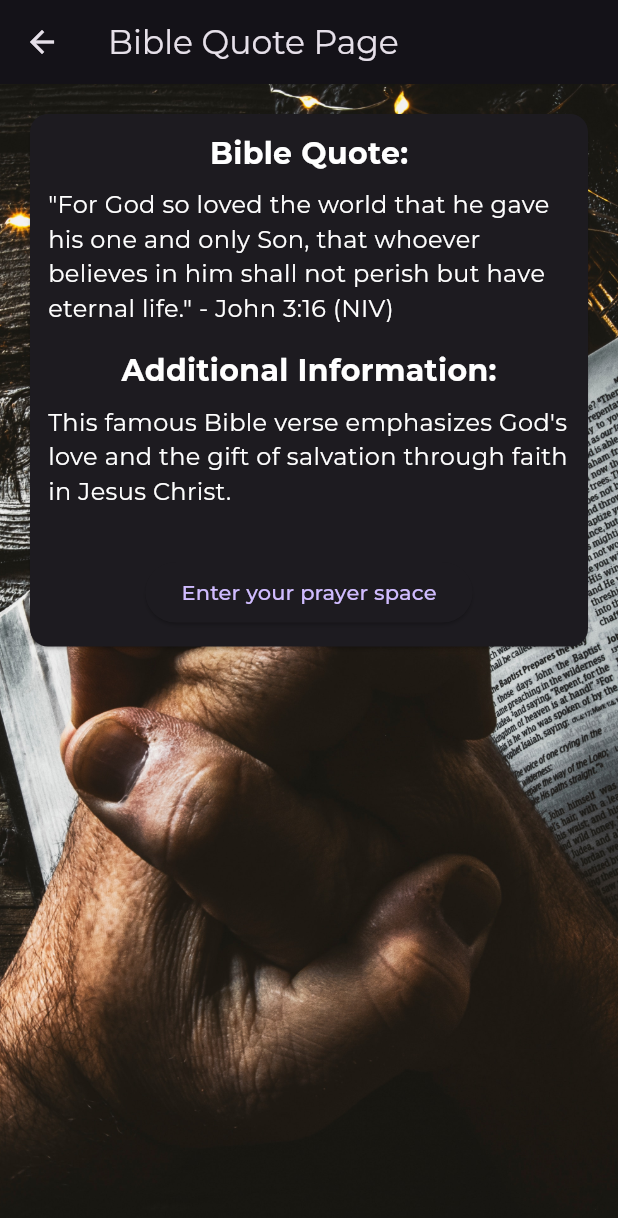
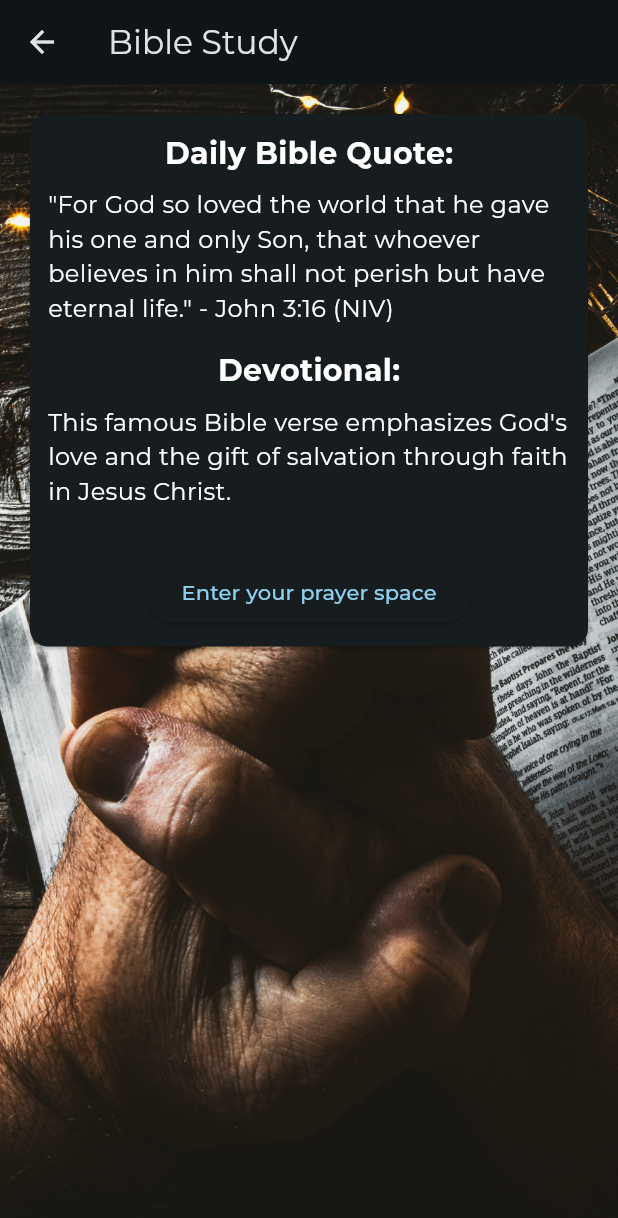
Before and after one commit to Hayley-Smith/castapp, a Flutter app: the screen it shows after launch, after a tap on "Bible Study", on a phone screen of 412 x 824 dp. Shown: the top 1218 px of the screen. Run offline on Flutter 3.47's test engine with Material 3 defaults, Android fonts, the phone set to English and light mode, and no system bars; our stand-ins replace firebase_core, google_fonts; accounts and stored records are empty.

Commit message:
fixed some ui issues

```diff
--- a/lib/bible_quote_page.dart
+++ b/lib/bible_quote_page.dart
@@ -9,7 +9,7 @@ class BibleQuotePage extends StatelessWidget {
   Widget build(BuildContext context) {
     return Scaffold(
       appBar: AppBar(
-        title: const Text('Bible Quote Page'),
+        title: const Text('Bible Study'),
       ),
       body: Container(
         decoration: const BoxDecoration(
@@ -32,7 +32,7 @@ class BibleQuotePage extends StatelessWidget {
                     child: Column(
                       children: [
                         const Text(
-                          'Bible Quote:',
+                          'Daily Bible Quote:',
                           style: TextStyle(
                             fontSize: 20,
                             fontWeight: FontWeight.bold,
@@ -51,7 +51,7 @@ class BibleQuotePage extends StatelessWidget {
                         ),
                         const SizedBox(height: 16),
                         const Text(
-                          'Additional Information:',
+                          'Devotional:',
                           style: TextStyle(
                             fontSize: 20,
                             fontWeight: FontWeight.bold,
--- a/lib/homepage.dart
+++ b/lib/homepage.dart
@@ -77,7 +77,6 @@ class _HomepageState extends State<Homepage> {
             ),
           ),
           floatingActionButton: FloatingActionButton(
-            backgroundColor: Colors.grey,
             child: const Icon(
               Icons.add,
             ),
--- a/lib/landing_page.dart
+++ b/lib/landing_page.dart
@@ -9,16 +9,7 @@ class LandingPage extends StatelessWidget {
       appBar: AppBar(
         title: const Text('Man of God'),
       ),
-      body: Container(
-        decoration: const BoxDecoration(
-          gradient: LinearGradient(
-            colors: [
-              Colors.grey,
-              Colors.white,
-            ],
-          ),
-        ),
-        child: Padding(
+      body: Padding(
         padding: const EdgeInsets.all(26.0),
         child: SingleChildScrollView(
           child: Column(
@@ -27,13 +18,18 @@ class LandingPage extends StatelessWidget {
             children: [
               const Text(
                 'Deepen Your Faith: Log and Reflect on Your Prayer Life',
-                  style: TextStyle(fontSize: 24, fontWeight: FontWeight.bold),
+                style: TextStyle(fontSize: 24, fontWeight: FontWeight.bold,
+
+                    color: Colors.white),
                 textAlign: TextAlign.center,
               ),
               const SizedBox(height: 20),
               const Text(
                 '"Cast all your anxiety on him because he cares for you." 1 Peter 5:7 (NIV) ',
-                  style: TextStyle(fontSize: 16),
+                style: TextStyle(
+                  fontSize: 16,
+                  color: Colors.white
+                ),
                 textAlign: TextAlign.center,
               ),
               const SizedBox(height: 20),
@@ -53,6 +49,7 @@ class LandingPage extends StatelessWidget {
                     ),
                     Text(
                       'Bible Study',
+                      style: TextStyle(color: Colors.white),
                     ),
                     SizedBox(
                       height: 40,
@@ -91,79 +88,80 @@ class LandingPage extends StatelessWidget {
               ),
               const Text(
                 'Man of God is more than just a prayer app; it\'s your sanctuary for spiritual growth, positivity, and reflection. Tailored for believers seeking a more meaningful prayer experience, our app offers a unique approach to prayerful living.',
-                  style: TextStyle(fontSize: 16),
+                style: TextStyle(fontSize: 16,
+                    color: Colors.white
+              ),
               ),
               const SizedBox(height: 40),
               const Text(
                 'How It Works',
-                  style: TextStyle(fontSize: 20, fontWeight: FontWeight.bold),
+                style: TextStyle(fontSize: 20, fontWeight: FontWeight.bold,  color: Colors.white ),
               ),
               const Text(
                 '1. Choose Your Prayer Type:',
-                  style: TextStyle(fontSize: 16),
+                style: TextStyle(fontSize: 16,  color: Colors.white ),
               ),
               const Text(
                 '- Worship/ Praise: Share moments of gratitude and positivity.',
-                  style: TextStyle(fontSize: 16),
+                style: TextStyle(fontSize: 16,  color: Colors.white ),
               ),
               const Text(
                 '- Worry: Express your anxieties and concerns.',
-                  style: TextStyle(fontSize: 16),
+                style: TextStyle(fontSize: 16,  color: Colors.white ),
               ),
               const Text(
                 '- Petition: Request divine intervention for your needs.',
-                  style: TextStyle(fontSize: 16),
+                style: TextStyle(fontSize: 16,  color: Colors.white ),
               ),
               const SizedBox(height: 20),
               const Text(
                 '2. Daily Positivity:',
-                  style: TextStyle(fontSize: 16),
+                style: TextStyle(fontSize: 16,  color: Colors.white ),
               ),
               const Text(
                 '- Worship/ Praise prayers are visible at all times, providing a constant source of inspiration and positivity.',
-                  style: TextStyle(fontSize: 16),
+                style: TextStyle(fontSize: 16,  color: Colors.white ),
               ),
               const SizedBox(height: 20),
               const Text(
                 '3. Sabbath Reflection:',
-                  style: TextStyle(fontSize: 16),
+                style: TextStyle(fontSize: 16,  color: Colors.white ),
               ),
               const Text(
                 '- Worry and Petition prayers become visible only on the Sabbath, creating a designated time for reflection and seeing how your concerns have evolved.',
-                  style: TextStyle(fontSize: 16),
+                style: TextStyle(fontSize: 16,  color: Colors.white ),
               ),
               const SizedBox(height: 20),
               const Text(
                 '4. Track Your Spiritual Journey:',
-                  style: TextStyle(fontSize: 16),
+                style: TextStyle(fontSize: 16,  color: Colors.white ),
               ),
               const Text(
                 '- A built-in journal allows you to revisit and celebrate answered prayers, fostering a sense of gratitude and growth.',
-                  style: TextStyle(fontSize: 16),
+                style: TextStyle(fontSize: 16,  color: Colors.white ),
               ),
               const SizedBox(height: 40),
               const Text(
                 'Why choose Man of God?',
-                  style: TextStyle(fontSize: 20, fontWeight: FontWeight.bold),
+                style: TextStyle(fontSize: 20, fontWeight: FontWeight.bold,  color: Colors.white ),
               ),
               const Text(
                 '- Positive Focus: Start and end your day with worship and praise, maintaining a positive mindset.',
-                  style: TextStyle(fontSize: 16),
+                style: TextStyle(fontSize: 16,  color: Colors.white ),
               ),
               const Text(
                 '- Sabbath Reflection: Use the Sabbath to reflect on your worries and petitions, witnessing the transformative power of prayer over time.',
-                  style: TextStyle(fontSize: 16),
+                style: TextStyle(fontSize: 16,  color: Colors.white ),
               ),
               const Text(
                 '- Personal Growth: Track your spiritual journey and witness the impact of your prayers.',
-                  style: TextStyle(fontSize: 16),
+                style: TextStyle(fontSize: 16,  color: Colors.white ),
               ),
               const SizedBox(height: 40),
             ],
           ),
         ),
       ),
-      ),
     );
   }
 }
--- a/lib/main.dart
+++ b/lib/main.dart
@@ -33,8 +33,8 @@ class MyApp extends StatelessWidget {
     return MaterialApp(
       debugShowCheckedModeBanner: false,
       theme: ThemeData(
+        colorScheme: ColorScheme.fromSeed(seedColor: Colors.blueGrey.shade900, brightness: Brightness.dark),
         brightness: Brightness.dark,
-        primarySwatch: Colors.grey,
         textTheme: GoogleFonts.montserratTextTheme(
           Theme.of(context).textTheme,
         ),
--- a/lib/prayer_input_page.dart
+++ b/lib/prayer_input_page.dart
@@ -105,10 +105,12 @@ class _PrayerInputPageState extends State<PrayerInputPage> {
                     Padding(
                       padding: const EdgeInsets.all(8.0),
                       child: TextField(maxLines: 1, maxLength: 140,
+                        style: const TextStyle(color: Colors.grey),
                         controller: titleController,
                         decoration: const InputDecoration(
                           labelText: 'Title',
                           hintText: 'Enter prayer title',
+
                         ),
                       ),
                     ),
@@ -118,6 +120,7 @@ class _PrayerInputPageState extends State<PrayerInputPage> {
                     Padding(
                       padding: const EdgeInsets.all(8.0),
                       child: TextField(minLines: 1,maxLength: 5000,
+                        style: const TextStyle(color: Colors.grey),
                         controller: bodyController,
                         maxLines: 6, // Allow multiline input
                         decoration: const InputDecoration(
```
Also changed, not shown: pubspec.lock, 1 other file. Lines whose indentation alone changed are shown as unchanged.
